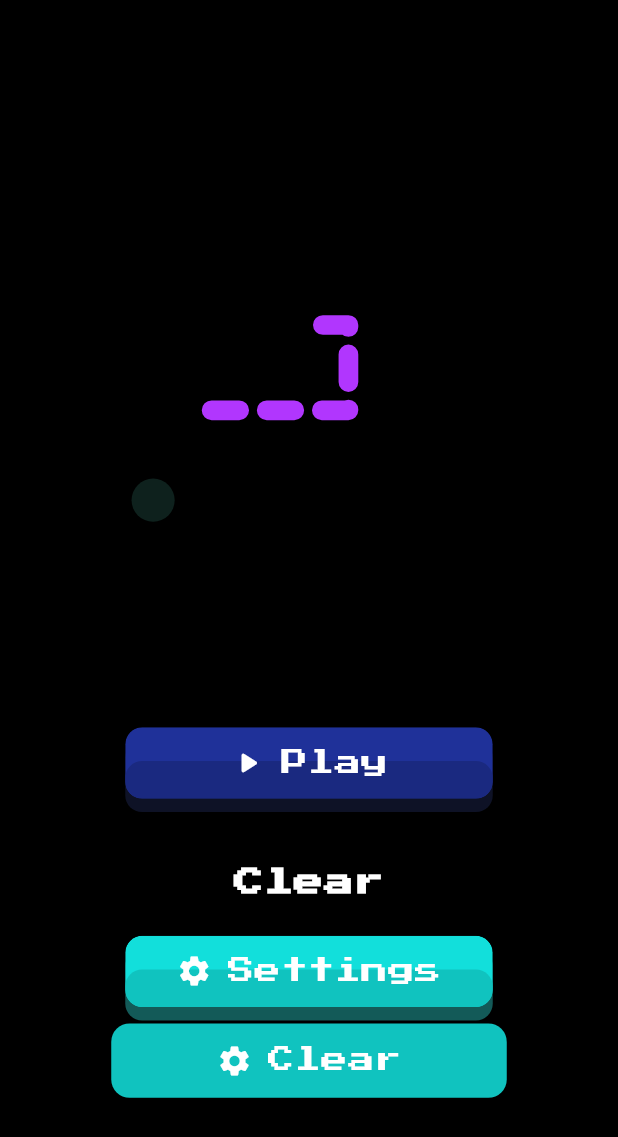
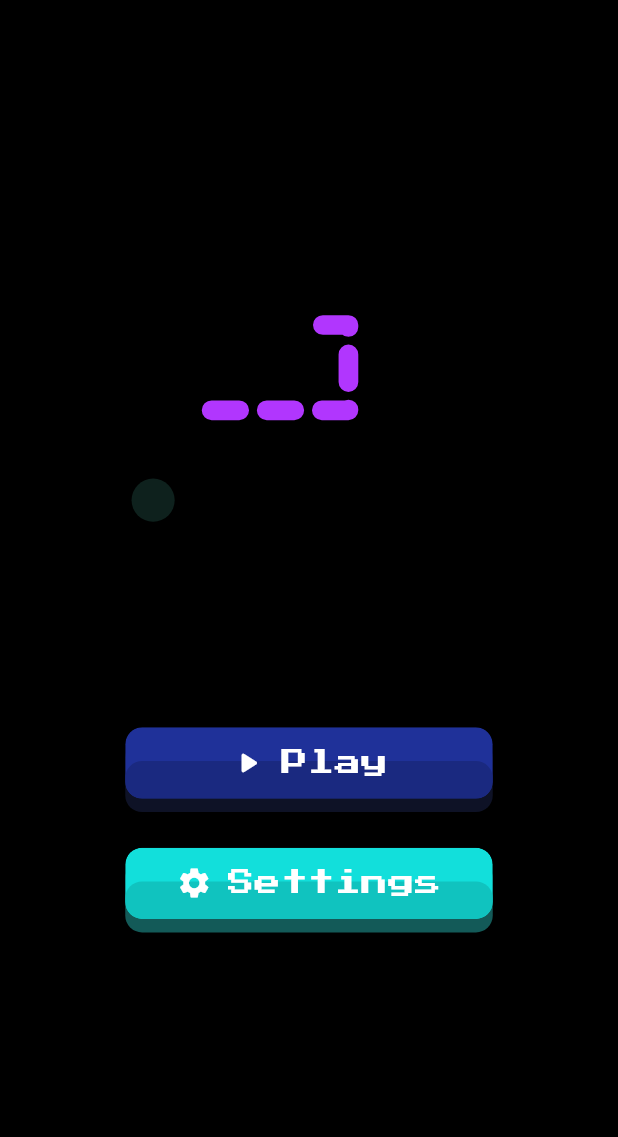
Before and after one commit to Ruthishkumar/Snake_Game_App, a Flutter app: the screen it shows after launch, on a phone screen of 412 x 824 dp. Shown: the top 1137 px of the screen. Run offline on Flutter 3.47's test engine with Material 3 defaults, Android fonts, the phone set to English and light mode, and no system bars; our stand-ins replace animated_toggle_switch, audioplayers, flutter_screenutil, fluttertoast, font_awesome_flutter, google_fonts and 3 more; missing offline and left inert: segmented_button_slide.

Commit message:
Game Done

```diff
--- a/lib/view/screens/game_onboarding_screen.dart
+++ b/lib/view/screens/game_onboarding_screen.dart
@@ -1,12 +1,9 @@
 import 'package:flutter/material.dart';
 import 'package:flutter_screenutil/flutter_screenutil.dart';
 import 'package:fluttertoast/fluttertoast.dart';
-import 'package:google_fonts/google_fonts.dart';
 import 'package:lottie/lottie.dart';
-import 'package:shared_preferences/shared_preferences.dart';
 import 'package:snake_game_app/utils/routes/app_routes.dart';
 import 'package:snake_game_app/utils/styles/animated_fancy_button.dart';
-import 'package:snake_game_app/utils/styles/app_button.dart';
 import 'package:snake_game_app/utils/styles/app_colors.dart';
 import 'package:snake_game_app/view/screens/game_screen.dart';
 import 'package:snake_game_app/view/screens/game_settings_screen.dart';
@@ -99,15 +96,15 @@ class _GameOnboardingScreenState extends State<GameOnboardingScreen> {
                     });
                   },
                 ),
-                SizedBox(height: 30.h),
-                Text(
-                  'Clear',
-                  style: GoogleFonts.pressStart2p(
-                      fontStyle: FontStyle.normal,
-                      fontWeight: FontWeight.w700,
-                      fontSize: 18.sp,
-                      color: AppColors.appWhiteTextColor),
-                ),
+                // SizedBox(height: 30.h),
+                // Text(
+                //   'Clear',
+                //   style: GoogleFonts.pressStart2p(
+                //       fontStyle: FontStyle.normal,
+                //       fontWeight: FontWeight.w700,
+                //       fontSize: 18.sp,
+                //       color: AppColors.appWhiteTextColor),
+                // ),
                 SizedBox(height: 30.h),
                 AnimatedFancyButton(
                   iconData: Icons.settings,
@@ -188,16 +185,16 @@ class _GameOnboardingScreenState extends State<GameOnboardingScreen> {
                 //     ],
                 //   ),
                 // )
-                AppButton(
-                  iconData: Icons.settings,
-                  label: 'Clear',
-                  type: AppButtonType.secondary,
-                  onTap: () async {
-                    SharedPreferences prefs =
-                        await SharedPreferences.getInstance();
-                    await prefs.clear();
-                  },
-                ),
+                // AppButton(
+                //   iconData: Icons.settings,
+                //   label: 'Clear',
+                //   type: AppButtonType.secondary,
+                //   onTap: () async {
+                //     SharedPreferences prefs =
+                //         await SharedPreferences.getInstance();
+                //     await prefs.clear();
+                //   },
+                // ),
               ],
             ),
           ),
```
Also changed, not shown: lib/view/screens/game_screen.dart (+5 -5 lines).
